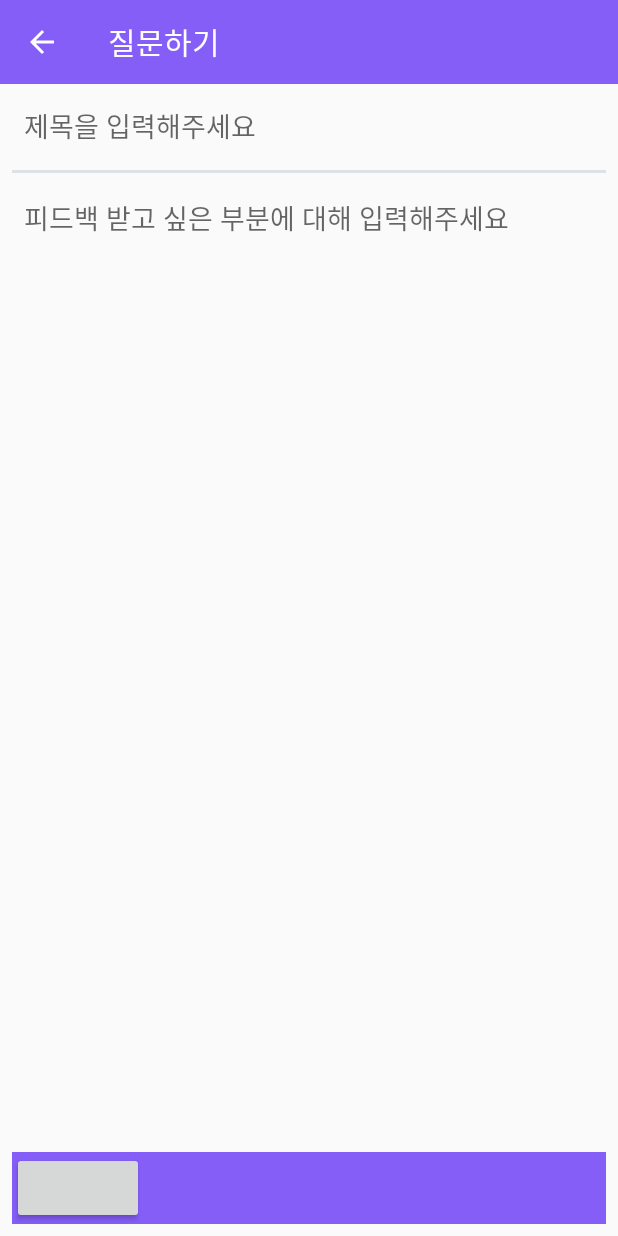
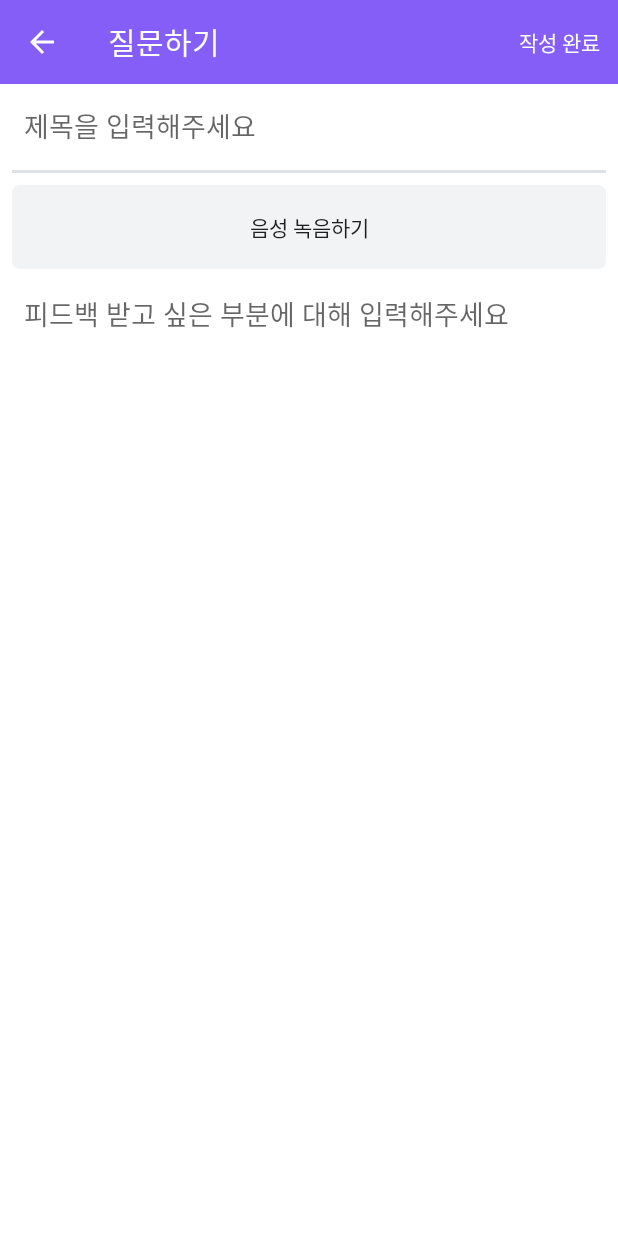
Before and after one commit to Cheongmin/AndroidApp, an Android app: the screen it shows after launch (PostQuestionActivity), on a phone screen of 412 x 824 dp. Run offline under Robolectric (Android 15) with nearby library versions, the phone set to English and light mode, and no system bars.

Commit message:
Implement record layout in PostQuestionActivity Remove unused icon

```diff
--- a/app/src/main/java/com/cheongmin/voicereader/PostQuestionActivity.kt
+++ b/app/src/main/java/com/cheongmin/voicereader/PostQuestionActivity.kt
@@ -2,6 +2,11 @@ package com.cheongmin.voicereader
 
 import android.support.v7.app.AppCompatActivity
 import android.os.Bundle
+import android.view.ContextMenu
+import android.view.Menu
+import android.view.MenuItem
+import android.view.View
+import android.widget.Toast
 import kotlinx.android.synthetic.main.activity_post_question.*
 
 class PostQuestionActivity : AppCompatActivity() {
@@ -11,6 +16,22 @@ class PostQuestionActivity : AppCompatActivity() {
         setContentView(R.layout.activity_post_question)
 
         setupActionBar()
+    }
+
+    override fun onCreateOptionsMenu(menu: Menu?): Boolean {
+        menuInflater.inflate(R.menu.menu_post_question, menu)
+        return true
+    }
+
+    override fun onOptionsItemSelected(item: MenuItem?): Boolean {
+        when(item?.itemId) {
+            R.id.menu_item_post_question_post -> {
+                Toast.makeText(applicationContext, "Call Upload", Toast.LENGTH_SHORT).show()
+                return true
+            }
+        }
+
+        return super.onOptionsItemSelected(item)
     }
 
     private fun setupActionBar() {
--- /dev/null
+++ b/app/src/main/res/drawable/style_rounded_gray_background.xml
@@ -0,0 +1,9 @@
+<?xml version="1.0" encoding="utf-8"?>
+<selector xmlns:android="http://schemas.android.com/apk/res/android">
+    <item>
+        <shape android:shape="rectangle">
+            <corners android:radius="5dp" />
+            <solid android:color="@color/colorGray1" />
+        </shape>
+    </item>
+</selector>
--- a/app/src/main/res/layout/activity_post_question.xml
+++ b/app/src/main/res/layout/activity_post_question.xml
@@ -5,6 +5,7 @@
     xmlns:tools="http://schemas.android.com/tools"
     android:layout_width="match_parent"
     android:layout_height="match_parent"
+    android:background="@color/colorWhite"
     tools:context=".PostQuestionActivity">
 
     <android.support.v7.widget.Toolbar
@@ -28,6 +29,7 @@
         android:layout_marginEnd="8dp"
         android:background="@drawable/style_flat_edit_text"
         android:hint="@string/post_question_title_hint"
+        android:inputType="text"
         android:padding="8dp"
         android:singleLine="true"
         app:layout_constraintEnd_toEndOf="parent"
@@ -35,7 +37,7 @@
         app:layout_constraintTop_toBottomOf="@+id/toolbar" />
 
     <View
-        android:id="@+id/view"
+        android:id="@+id/divide_line"
         android:layout_width="match_parent"
         android:layout_height="2dp"
         android:layout_marginStart="8dp"
@@ -45,6 +47,30 @@
         app:layout_constraintEnd_toEndOf="parent"
         app:layout_constraintStart_toStartOf="parent"
         app:layout_constraintTop_toBottomOf="@+id/edit_title" />
+
+    <LinearLayout
+        android:id="@+id/layout_record"
+        android:layout_width="match_parent"
+        android:layout_height="0dp"
+        android:layout_marginStart="8dp"
+        android:layout_marginTop="8dp"
+        android:layout_marginEnd="8dp"
+        android:padding="4dp"
+        android:background="@drawable/style_rounded_gray_background"
+        app:layout_constraintEnd_toEndOf="parent"
+        app:layout_constraintHorizontal_bias="0.0"
+        app:layout_constraintStart_toStartOf="parent"
+        app:layout_constraintTop_toBottomOf="@+id/divide_line">
+
+        <Button
+            android:id="@+id/btn_start_animation"
+            android:layout_width="match_parent"
+            android:layout_height="wrap_content"
+            style="@style/Widget.AppCompat.Button.Borderless"
+            android:text="음성 녹음하기">
+        </Button>
+
+    </LinearLayout>
 
     <EditText
         android:id="@+id/edit_content"
@@ -60,30 +86,9 @@
         android:inputType="textMultiLine|textWebEditText"
         android:padding="8dp"
         android:singleLine="false"
-        app:layout_constraintBottom_toTopOf="@+id/layout_record"
+        app:layout_constraintBottom_toBottomOf="parent"
         app:layout_constraintEnd_toEndOf="parent"
         app:layout_constraintStart_toStartOf="parent"
-        app:layout_constraintTop_toBottomOf="@+id/view" />
-
-    <LinearLayout
-        android:id="@+id/layout_record"
-        android:layout_width="match_parent"
-        android:layout_height="0dp"
-        android:layout_marginStart="8dp"
-        android:layout_marginEnd="8dp"
-        android:layout_marginBottom="8dp"
-        android:background="@color/colorPrimary"
-        app:layout_constraintBottom_toBottomOf="parent"
-        app:layout_constraintEnd_toEndOf="parent"
-        app:layout_constraintHorizontal_bias="0.0"
-        app:layout_constraintStart_toStartOf="parent">
-
-        <Button
-            android:id="@+id/btn_start_animation"
-            android:layout_width="wrap_content"
-            android:layout_height="wrap_content">
-            녹음
-        </Button>
-    </LinearLayout>
+        app:layout_constraintTop_toBottomOf="@+id/layout_record" />
 
 </android.support.constraint.ConstraintLayout>
--- /dev/null
+++ b/app/src/main/res/menu/menu_post_question.xml
@@ -0,0 +1,10 @@
+<?xml version="1.0" encoding="utf-8"?>
+<menu
+    xmlns:android="http://schemas.android.com/apk/res/android"
+    xmlns:app="http://schemas.android.com/apk/res-auto">
+    <item
+        android:id="@+id/menu_item_post_question_post"
+        android:title="작성 완료"
+        app:showAsAction="ifRoom">
+    </item>
+</menu>
```
Also changed, not shown: app/src/main/res/menu/menu_main_bottom_navigation.xml (deleted, +0 -22 lines), app/src/main/res/drawable-hdpi/ic_home.png (deleted), app/src/main/res/drawable-hdpi/ic_menu.png (deleted), app/src/main/res/drawable-hdpi/ic_setting.png (deleted), app/src/main/res/drawable-mdpi/ic_home.png (deleted), app/src/main/res/drawable-mdpi/ic_menu.png (deleted), app/src/main/res/drawable-mdpi/ic_setting.png (deleted), app/src/main/res/drawable-xhdpi/ic_home.png (deleted), app/src/main/res/drawable-xhdpi/ic_menu.png (deleted), app/src/main/res/drawable-xhdpi/ic_setting.png (deleted), app/src/main/res/drawable-xxhdpi/ic_home.png (deleted), app/src/main/res/drawable-xxhdpi/ic_menu.png (deleted), app/src/main/res/drawable-xxhdpi/ic_setting.png (deleted).
